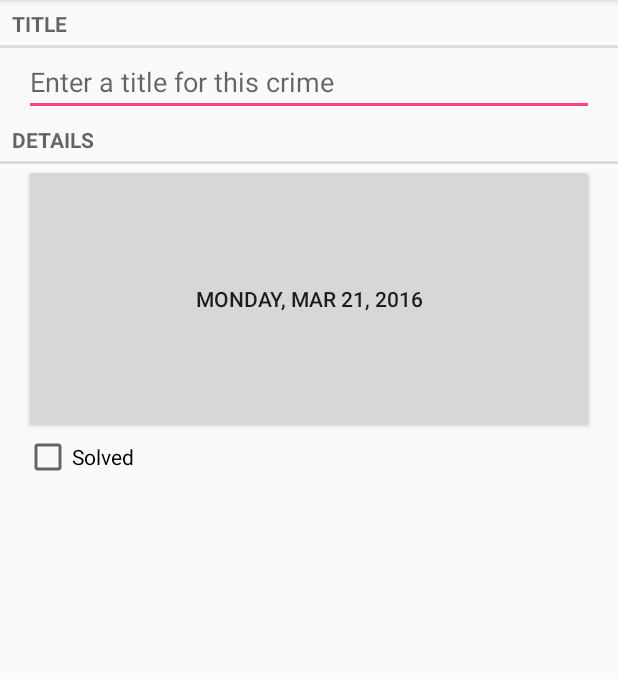
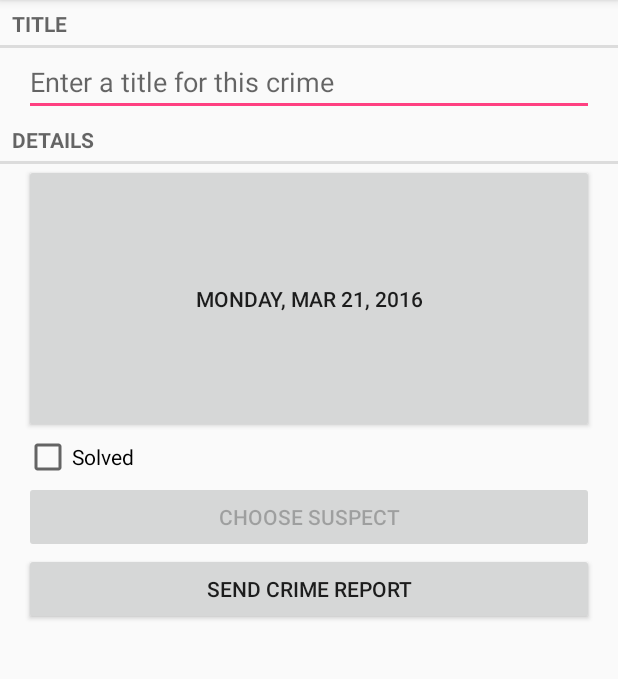
Before and after one commit to jpobloc2/CriminalIntent_II, an Android app: the screen it shows after launch (CrimePagerActivity), after a tap on "CLICK HERE TO REPORT A CRIME", on a phone screen of 412 x 824 dp, the part 84-763 px from its top. Run offline under Robolectric (Android 15) with nearby library versions, the phone set to English and light mode, and no system bars.

Commit message:
Boiler Plate Chapter 15

```diff
--- a/app/src/main/java/com/bignerdranch/android/criminalintentii/Crime.java
+++ b/app/src/main/java/com/bignerdranch/android/criminalintentii/Crime.java
@@ -11,6 +11,7 @@ public class Crime {
     private String mTitle;
     private Date mDate = new Date();
     private Boolean mSolved = false;
+    private String mSuspect;
 
 
     public Crime() {
@@ -51,4 +52,12 @@ public class Crime {
         mTitle = title;
     }
 
+    public String getSuspect() {
+        return mSuspect;
+    }
+
+    public void setSuspect(String suspect) {
+        mSuspect = suspect;
+    }
+
 }
--- a/app/src/main/java/com/bignerdranch/android/criminalintentii/CrimeFragment.java
+++ b/app/src/main/java/com/bignerdranch/android/criminalintentii/CrimeFragment.java
@@ -2,9 +2,14 @@ package com.bignerdranch.android.criminalintentii;
 
 import android.app.Activity;
 import android.content.Intent;
+import android.content.pm.PackageManager;
+import android.database.Cursor;
+import android.net.Uri;
 import android.os.Bundle;
+import android.provider.ContactsContract;
 import android.support.v4.app.Fragment;
 import android.support.v4.app.FragmentManager;
+import android.support.v4.app.ShareCompat;
 import android.text.Editable;
 import android.text.TextWatcher;
 import android.text.format.DateFormat;
@@ -19,6 +24,7 @@ import android.widget.CheckBox;
 import android.widget.CompoundButton;
 import android.widget.EditText;
 
+import java.net.URI;
 import java.util.Date;
 import java.util.UUID;
 
@@ -32,10 +38,14 @@ public class CrimeFragment extends Fragment {
     private static final int REQUEST_DATE = 0;
     private static final String DELETE = "Delete";
     private static final int CONFIRM_DELETE = 1;
+    private static final int REQUEST_CONTACT = 1;
     private Crime mCrime;
     private EditText mTitleField;
     private Button mDateButton;
     private CheckBox mSolvedCheckBox;
+    private Button mReportButton;
+    private Button mSuspectButton;
+
 
     public static CrimeFragment newInstance(UUID crimeId) {
         Bundle args = new Bundle();
@@ -108,6 +118,37 @@ public class CrimeFragment extends Fragment {
             }
         });
 
+        mReportButton = (Button) v.findViewById(R.id.crime_report);
+        mReportButton.setOnClickListener(new View.OnClickListener() {
+            public void onClick(View v) {
+                Intent i = new Intent(Intent.ACTION_SEND);
+                i.setType("text/plain");
+                i.putExtra(Intent.EXTRA_TEXT, getCrimeReport());
+                i.putExtra(Intent.EXTRA_SUBJECT, getString(R.string.crime_report_subject));
+                i = Intent.createChooser(i, getString(R.string.send_report));
+                startActivity(i);
+            }
+        });
+
+        final Intent pickContact = new Intent(Intent.ACTION_PICK,
+                ContactsContract.Contacts.CONTENT_URI);
+        mSuspectButton = (Button) v.findViewById(R.id.crime_suspect);
+        mSuspectButton.setOnClickListener(new View.OnClickListener() {
+            public void onClick(View v) {
+                startActivityForResult(pickContact, REQUEST_CONTACT);
+            }
+        });
+
+        if (mCrime.getSuspect() != null) {
+            mSuspectButton.setText(mCrime.getSuspect());
+        }
+
+        PackageManager packageManager = getActivity().getPackageManager();
+        if (packageManager.resolveActivity(pickContact,
+                PackageManager.MATCH_DEFAULT_ONLY) == null) {
+            mSuspectButton.setEnabled(false);
+        }
+
         return v;
     }
 
@@ -141,6 +182,30 @@ public class CrimeFragment extends Fragment {
                     .getSerializableExtra(DatePickerFragment.EXTRA_DATE);
             mCrime.setDate(date);
             updateDate();
+        } else if (requestCode == REQUEST_CONTACT && data != null) {
+            Uri contactUri = data.getData();
+            //Specify which fields you want your query to return values for
+            String[] queryFields = new String[] {
+                    ContactsContract.Contacts.DISPLAY_NAME
+            };
+            //Perform your query
+            Cursor c = getActivity().getContentResolver()
+                    .query(contactUri, queryFields, null, null, null);
+
+            try {
+                //Double-check that you actually got results
+                if (c.getCount() == 0) {
+                    return;
+                }
+
+                //Pull out the first column of the first row of data - your suspect's name
+                c.moveToFirst();
+                String suspect = c.getString(0);
+                mCrime.setSuspect(suspect);
+                mSuspectButton.setText(suspect);
+            } finally {
+                c.close();
+            }
         } else if (requestCode == CONFIRM_DELETE) {
             CrimeLab.get(getActivity()).deleteCrime(mCrime);
             this.getActivity().finish();
@@ -150,4 +215,28 @@ public class CrimeFragment extends Fragment {
     private void updateDate() {
         mDateButton.setText((String) DateFormat.format("EEEE, MMM d, yyyy", mCrime.getDate()));
     }
+
+    private String getCrimeReport() {
+        String solvedString = null;
+        if(mCrime.isSolved()) {
+            solvedString = getString(R.string.crime_report_solved);
+        } else {
+            solvedString = getString(R.string.crime_report_unsolved);
+        }
+
+        String dateFormat = "EEE, MMM, dd";
+        String dateString = DateFormat.format(dateFormat, mCrime.getDate()).toString();
+
+        String suspect = mCrime.getSuspect();
+        if(suspect == null) {
+            suspect = getString(R.string.crime_report_no_suspect);
+        } else {
+            suspect = getString(R.string.crime_report_suspect, suspect);
+        }
+
+        String report = getString(R.string.crime_report,
+                mCrime.getTitle(), dateString, solvedString, suspect);
+
+        return report;
+    }
 }
--- a/app/src/main/java/com/bignerdranch/android/criminalintentii/CrimeLab.java
+++ b/app/src/main/java/com/bignerdranch/android/criminalintentii/CrimeLab.java
@@ -100,6 +100,7 @@ public class CrimeLab {
         values.put(CrimeTable.Cols.TITLE, crime.getTitle());
         values.put(CrimeTable.Cols.DATE, crime.getDate().getTime());
         values.put(CrimeTable.Cols.SOLVED, crime.isSolved() ? 1 : 0);
+        values.put(CrimeTable.Cols.SUSPECT, crime.getSuspect());
 
         return values;
     }
--- a/app/src/main/java/com/bignerdranch/android/criminalintentii/database/CrimeBaseHelper.java
+++ b/app/src/main/java/com/bignerdranch/android/criminalintentii/database/CrimeBaseHelper.java
@@ -23,7 +23,8 @@ public class CrimeBaseHelper extends SQLiteOpenHelper {
                 CrimeTable.Cols.UUID + ", " +
                 CrimeTable.Cols.TITLE + ", " +
                 CrimeTable.Cols.DATE + ", " +
-                CrimeTable.Cols.SOLVED + ")"
+                CrimeTable.Cols.SOLVED + ", " +
+                CrimeTable.Cols.SUSPECT + ")"
         );
     }
 
--- a/app/src/main/java/com/bignerdranch/android/criminalintentii/database/CrimeCursorWrapper.java
+++ b/app/src/main/java/com/bignerdranch/android/criminalintentii/database/CrimeCursorWrapper.java
@@ -23,11 +23,13 @@ public class CrimeCursorWrapper extends CursorWrapper {
         String title = getString(getColumnIndex(CrimeTable.Cols.TITLE));
         long date = getLong(getColumnIndex(CrimeTable.Cols.DATE));
         int isSolved = getInt(getColumnIndex(CrimeTable.Cols.SOLVED));
+        String suspect = getString(getColumnIndex(CrimeTable.Cols.SUSPECT));
 
         Crime crime = new Crime(UUID.fromString(uuidString));
         crime.setTitle(title);
         crime.setDate(new Date(date));
         crime.setSolved(isSolved != 0);
+        crime.setSuspect(suspect);
 
         return crime;
     }
--- a/app/src/main/java/com/bignerdranch/android/criminalintentii/database/CrimeDbSchema.java
+++ b/app/src/main/java/com/bignerdranch/android/criminalintentii/database/CrimeDbSchema.java
@@ -12,6 +12,7 @@ public class CrimeDbSchema {
             public static final String TITLE = "title";
             public static final String DATE = "date";
             public static final String SOLVED = "solved";
+            public static final String SUSPECT = "suspect";
         }
     }
 }
--- a/app/src/main/res/layout/fragment_crime.xml
+++ b/app/src/main/res/layout/fragment_crime.xml
@@ -37,4 +37,20 @@
         android:layout_marginRight="16dp"
         android:text="@string/crime_solved_label"/>
 
+    <Button
+        android:id="@+id/crime_suspect"
+        android:layout_width="match_parent"
+        android:layout_height="wrap_content"
+        android:layout_marginLeft="16dp"
+        android:layout_marginRight="16dp"
+        android:text="@string/crime_suspect_text"/>
+
+    <Button
+        android:id="@+id/crime_report"
+        android:layout_width="match_parent"
+        android:layout_height="wrap_content"
+        android:layout_marginLeft="16dp"
+        android:layout_marginRight="16dp"
+        android:text="@string/crime_report_text"/>
+
 </LinearLayout>
--- a/app/src/main/res/values/strings.xml
+++ b/app/src/main/res/values/strings.xml
@@ -19,4 +19,13 @@
     <string name="ok">OK</string>
     <string name="cancel">Cancel</string>
     <string name="delete_sure">Are you sure you want to delete this crime?</string>
+    <string name="crime_suspect_text">Choose Suspect</string>
+    <string name="crime_report_text">Send Crime Report</string>
+    <string name="crime_report">%1$s! The crime was discovered on %2$s, %3$s, and %4$s</string>
+    <string name="crime_report_solved">The case is solved</string>
+    <string name="crime_report_unsolved">The case is not solved</string>
+    <string name="crime_report_no_suspect">there is no suspect</string>
+    <string name="crime_report_suspect">the suspect is %s</string>
+    <string name="crime_report_subject">CriminalIntent Crime Report</string>
+    <string name="send_report">Send crime report via</string>
 </resources>
```
